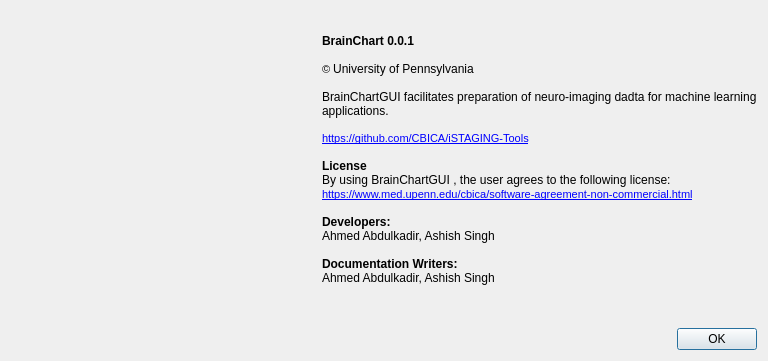
This is QtBrainChartGUI/aboutdialog.ui in CBICA/niCHART as Qt 5 draws it before an edit. The edited form follows.
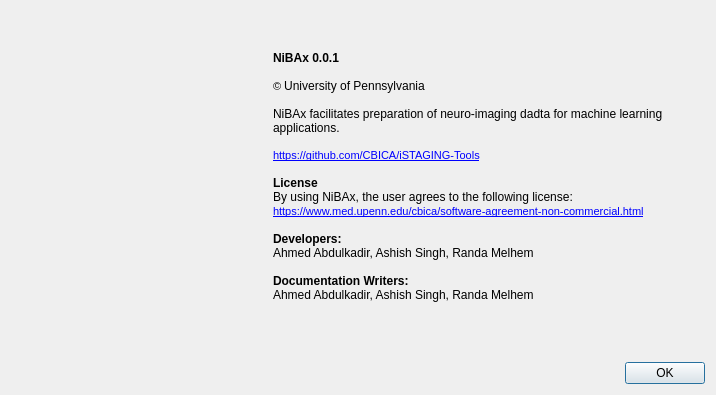
This is the edited form. Icons and pictures are not drawn.

```diff
--- a/QtBrainChartGUI/aboutdialog.ui
+++ b/QtBrainChartGUI/aboutdialog.ui
@@ -6,13 +6,13 @@
    <rect>
     <x>0</x>
     <y>0</y>
-    <width>768</width>
-    <height>361</height>
+    <width>716</width>
+    <height>395</height>
    </rect>
   </property>
   <property name="minimumSize">
    <size>
-    <width>768</width>
+    <width>0</width>
     <height>0</height>
    </size>
   </property>
@@ -26,13 +26,10 @@
       <widget class="QLabel" name="imagearea">
        <property name="maximumSize">
         <size>
-         <width>512</width>
-         <height>512</height>
+         <width>256</width>
+         <height>256</height>
         </size>
        </property>
-       <property name="frameShape">
-        <enum>QFrame::NoFrame</enum>
-       </property>
        <property name="text">
         <string/>
        </property>
@@ -51,23 +48,23 @@
 &lt;html&gt;&lt;head&gt;&lt;meta name=&quot;qrichtext&quot; content=&quot;1&quot; /&gt;&lt;style type=&quot;text/css&quot;&gt;
 p, li { white-space: pre-wrap; }
 &lt;/style&gt;&lt;/head&gt;&lt;body style=&quot; font-family:'MS Shell Dlg 2'; font-size:8pt; font-weight:400; font-style:normal;&quot;&gt;
-&lt;p style=&quot; margin-top:0px; margin-bottom:0px; margin-left:0px; margin-right:0px; -qt-block-indent:0; text-indent:0px;&quot;&gt;&lt;span style=&quot; font-size:9pt; font-weight:600;&quot;&gt;BrainChart 0.0.1 &lt;/span&gt;&lt;/p&gt;
+&lt;p style=&quot; margin-top:0px; margin-bottom:0px; margin-left:0px; margin-right:0px; -qt-block-indent:0; text-indent:0px;&quot;&gt;&lt;span style=&quot; font-size:9pt; font-weight:600;&quot;&gt;NiBAx 0.0.1 &lt;/span&gt;&lt;/p&gt;
 &lt;p style=&quot;-qt-paragraph-type:empty; margin-top:0px; margin-bottom:0px; margin-left:0px; margin-right:0px; -qt-block-indent:0; text-indent:0px; font-size:9pt; font-weight:600;&quot;&gt;&lt;br /&gt;&lt;/p&gt;
 &lt;p style=&quot; margin-top:0px; margin-bottom:0px; margin-left:0px; margin-right:0px; -qt-block-indent:0; text-indent:0px;&quot;&gt;© &lt;span style=&quot; font-size:9pt;&quot;&gt;University of Pennsylvania&lt;/span&gt;&lt;/p&gt;
 &lt;p style=&quot;-qt-paragraph-type:empty; margin-top:0px; margin-bottom:0px; margin-left:0px; margin-right:0px; -qt-block-indent:0; text-indent:0px; font-size:9pt;&quot;&gt;&lt;br /&gt;&lt;/p&gt;
-&lt;p style=&quot; margin-top:0px; margin-bottom:0px; margin-left:0px; margin-right:0px; -qt-block-indent:0; text-indent:0px;&quot;&gt;&lt;span style=&quot; font-size:9pt;&quot;&gt;BrainChartGUI facilitates preparation of neuro-imaging dadta for machine learning applications.&lt;/span&gt;&lt;/p&gt;
+&lt;p style=&quot; margin-top:0px; margin-bottom:0px; margin-left:0px; margin-right:0px; -qt-block-indent:0; text-indent:0px;&quot;&gt;&lt;span style=&quot; font-size:9pt;&quot;&gt;NiBAx facilitates preparation of neuro-imaging dadta for machine learning applications.&lt;/span&gt;&lt;/p&gt;
 &lt;p style=&quot;-qt-paragraph-type:empty; margin-top:0px; margin-bottom:0px; margin-left:0px; margin-right:0px; -qt-block-indent:0; text-indent:0px; font-size:9pt;&quot;&gt;&lt;br /&gt;&lt;/p&gt;
 &lt;p style=&quot; margin-top:0px; margin-bottom:0px; margin-left:0px; margin-right:0px; -qt-block-indent:0; text-indent:0px;&quot;&gt;&lt;a href=&quot;https://github.com/CBICA/iSTAGING-Tools&quot;&gt;&lt;span style=&quot; text-decoration: underline; color:#0000ff;&quot;&gt;https://github.com/CBICA/iSTAGING-Tools&lt;/span&gt;&lt;/a&gt;&lt;/p&gt;
 &lt;p style=&quot;-qt-paragraph-type:empty; margin-top:0px; margin-bottom:0px; margin-left:0px; margin-right:0px; -qt-block-indent:0; text-indent:0px; font-size:9pt;&quot;&gt;&lt;br /&gt;&lt;/p&gt;
 &lt;p style=&quot; margin-top:0px; margin-bottom:0px; margin-left:0px; margin-right:0px; -qt-block-indent:0; text-indent:0px;&quot;&gt;&lt;span style=&quot; font-size:9pt; font-weight:600;&quot;&gt;License&lt;/span&gt;&lt;/p&gt;
-&lt;p style=&quot; margin-top:0px; margin-bottom:0px; margin-left:0px; margin-right:0px; -qt-block-indent:0; text-indent:0px;&quot;&gt;&lt;span style=&quot; font-size:9pt;&quot;&gt;By using BrainChartGUI , the user agrees to the following license:&lt;/span&gt;&lt;/p&gt;
+&lt;p style=&quot; margin-top:0px; margin-bottom:0px; margin-left:0px; margin-right:0px; -qt-block-indent:0; text-indent:0px;&quot;&gt;&lt;span style=&quot; font-size:9pt;&quot;&gt;By using NiBAx, the user agrees to the following license:&lt;/span&gt;&lt;/p&gt;
 &lt;p style=&quot; margin-top:0px; margin-bottom:0px; margin-left:0px; margin-right:0px; -qt-block-indent:0; text-indent:0px;&quot;&gt;&lt;a href=&quot;https://www.med.upenn.edu/cbica/software-agreement-non-commercial.html&quot;&gt;&lt;span style=&quot; text-decoration: underline; color:#0000ff;&quot;&gt;https://www.med.upenn.edu/cbica/software-agreement-non-commercial.html&lt;/span&gt;&lt;/a&gt;&lt;span style=&quot; font-size:9pt;&quot;&gt; &lt;/span&gt;&lt;/p&gt;
 &lt;p style=&quot;-qt-paragraph-type:empty; margin-top:0px; margin-bottom:0px; margin-left:0px; margin-right:0px; -qt-block-indent:0; text-indent:0px; font-size:9pt;&quot;&gt;&lt;br /&gt;&lt;/p&gt;
 &lt;p style=&quot; margin-top:0px; margin-bottom:0px; margin-left:0px; margin-right:0px; -qt-block-indent:0; text-indent:0px;&quot;&gt;&lt;span style=&quot; font-size:9pt; font-weight:600;&quot;&gt;Developers:&lt;/span&gt;&lt;/p&gt;
-&lt;p style=&quot; margin-top:0px; margin-bottom:0px; margin-left:0px; margin-right:0px; -qt-block-indent:0; text-indent:0px;&quot;&gt;&lt;span style=&quot; font-size:9pt;&quot;&gt;Ahmed Abdulkadir, Ashish Singh&lt;/span&gt;&lt;/p&gt;
+&lt;p style=&quot; margin-top:0px; margin-bottom:0px; margin-left:0px; margin-right:0px; -qt-block-indent:0; text-indent:0px;&quot;&gt;&lt;span style=&quot; font-size:9pt;&quot;&gt;Ahmed Abdulkadir, Ashish Singh, Randa Melhem&lt;/span&gt;&lt;/p&gt;
 &lt;p style=&quot;-qt-paragraph-type:empty; margin-top:0px; margin-bottom:0px; margin-left:0px; margin-right:0px; -qt-block-indent:0; text-indent:0px; font-size:9pt;&quot;&gt;&lt;br /&gt;&lt;/p&gt;
 &lt;p style=&quot; margin-top:0px; margin-bottom:0px; margin-left:0px; margin-right:0px; -qt-block-indent:0; text-indent:0px;&quot;&gt;&lt;span style=&quot; font-size:9pt; font-weight:600;&quot;&gt;Documentation Writers:&lt;/span&gt;&lt;/p&gt;
-&lt;p style=&quot; margin-top:0px; margin-bottom:0px; margin-left:0px; margin-right:0px; -qt-block-indent:0; text-indent:0px;&quot;&gt;&lt;span style=&quot; font-size:9pt;&quot;&gt;Ahmed Abdulkadir, Ashish Singh&lt;/span&gt;&lt;/p&gt;
+&lt;p style=&quot; margin-top:0px; margin-bottom:0px; margin-left:0px; margin-right:0px; -qt-block-indent:0; text-indent:0px;&quot;&gt;&lt;span style=&quot; font-size:9pt;&quot;&gt;Ahmed Abdulkadir, Ashish Singh, Randa Melhem&lt;/span&gt;&lt;/p&gt;
 &lt;p style=&quot;-qt-paragraph-type:empty; margin-top:0px; margin-bottom:0px; margin-left:0px; margin-right:0px; -qt-block-indent:0; text-indent:0px; text-decoration: underline; color:#0000ff;&quot;&gt;&lt;br /&gt;&lt;/p&gt;&lt;/body&gt;&lt;/html&gt;</string>
        </property>
        <property name="wordWrap">
```
Left out of the diff: 6 changed lines with no effect on the pictures.
